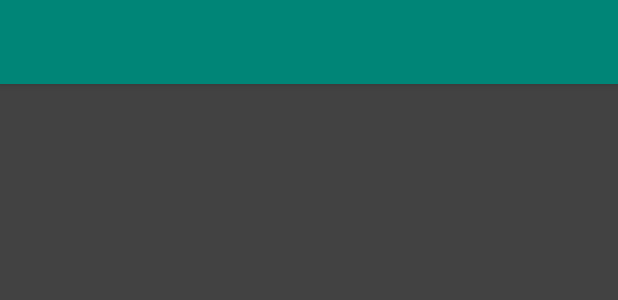
After one commit to juan230500/StudentApp, an Android app: the layout app_bar_main.xml on its own in the app's theme, with its tools: preview values and no code run, on a phone screen of 412 x 824 dp. The commit adds this screen. Shown: the top 300 px of the screen. Run offline under Robolectric (Android 15) with nearby library versions, the phone set to English and light mode, and no system bars.

Commit message:
Se define la forma inicial de la StudentApp

```diff
--- a/app/build.gradle
+++ b/app/build.gradle
@@ -22,6 +22,8 @@ dependencies {
     implementation fileTree(dir: 'libs', include: ['*.jar'])
     implementation 'com.android.support:appcompat-v7:28.0.0'
     implementation 'com.android.support.constraint:constraint-layout:1.1.3'
+    implementation 'com.android.support:support-v4:28.0.0'
+    implementation 'com.android.support:design:28.0.0'
     testImplementation 'junit:junit:4.12'
     androidTestImplementation 'com.android.support.test:runner:1.0.2'
     androidTestImplementation 'com.android.support.test.espresso:espresso-core:3.0.2'
--- a/app/src/main/AndroidManifest.xml
+++ b/app/src/main/AndroidManifest.xml
@@ -9,7 +9,10 @@
         android:roundIcon="@mipmap/ic_launcher_round"
         android:supportsRtl="true"
         android:theme="@style/AppTheme">
-        <activity android:name=".MainActivity">
+        <activity
+            android:name=".MainActivity"
+            android:label="@string/app_name"
+            android:theme="@style/AppTheme.NoActionBar">
             <intent-filter>
                 <action android:name="android.intent.action.MAIN" />
 
--- /dev/null
+++ b/app/src/main/res/layout/app_bar_main.xml
@@ -0,0 +1,27 @@
+<?xml version="1.0" encoding="utf-8"?>
+<android.support.design.widget.CoordinatorLayout xmlns:android="http://schemas.android.com/apk/res/android"
+    xmlns:app="http://schemas.android.com/apk/res-auto"
+    xmlns:tools="http://schemas.android.com/tools"
+    android:layout_width="match_parent"
+    android:layout_height="match_parent"
+    tools:context=".MainActivity">
+
+    <android.support.design.widget.AppBarLayout
+        android:layout_width="match_parent"
+        android:layout_height="wrap_content"
+        android:theme="@style/AppTheme.AppBarOverlay">
+
+        <android.support.v7.widget.Toolbar
+            android:id="@+id/toolbar"
+            android:layout_width="match_parent"
+            android:layout_height="?attr/actionBarSize"
+            android:background="?attr/colorPrimary"
+            app:popupTheme="@style/AppTheme.PopupOverlay" />
+
+    </android.support.design.widget.AppBarLayout>
+
+    <include
+        layout="@layout/content_main"
+        />
+
+</android.support.design.widget.CoordinatorLayout>
--- /dev/null
+++ b/app/src/main/res/layout/content_main.xml
@@ -0,0 +1,12 @@
+<?xml version="1.0" encoding="utf-8"?>
+<android.support.constraint.ConstraintLayout xmlns:android="http://schemas.android.com/apk/res/android"
+    xmlns:app="http://schemas.android.com/apk/res-auto"
+    xmlns:tools="http://schemas.android.com/tools"
+    android:layout_width="match_parent"
+    android:layout_height="match_parent"
+    android:background="#424242"
+    app:layout_behavior="@string/appbar_scrolling_view_behavior"
+    tools:context=".MainActivity"
+    tools:showIn="@layout/app_bar_main">
+
+</android.support.constraint.ConstraintLayout>
--- /dev/null
+++ b/app/src/main/res/values-v21/styles.xml
@@ -0,0 +1,8 @@
+<resources>
+
+    <style name="AppTheme.NoActionBar">
+        <item name="windowActionBar">false</item>
+        <item name="windowNoTitle">true</item>
+        <item name="android:statusBarColor">@android:color/transparent</item>
+    </style>
+</resources>
--- a/app/src/main/res/values/styles.xml
+++ b/app/src/main/res/values/styles.xml
@@ -8,4 +8,13 @@
         <item name="colorAccent">@color/colorAccent</item>
     </style>
 
+    <style name="AppTheme.NoActionBar">
+        <item name="windowActionBar">false</item>
+        <item name="windowNoTitle">true</item>
+    </style>
+
+    <style name="AppTheme.AppBarOverlay" parent="ThemeOverlay.AppCompat.Dark.ActionBar" />
+
+    <style name="AppTheme.PopupOverlay" parent="ThemeOverlay.AppCompat.Light" />
+
 </resources>
```
Also changed, not shown: app/src/main/java/com/example/juan/studentapp/MainActivity.java (+82 -2 lines), app/src/main/res/drawable/ic_menu_camera.xml (added, +12 -0 lines), app/src/main/res/drawable/ic_menu_gallery.xml (added, +9 -0 lines), app/src/main/res/drawable/ic_menu_manage.xml (added, +9 -0 lines), app/src/main/res/drawable/ic_menu_send.xml (added, +9 -0 lines), app/src/main/res/drawable/ic_menu_share.xml (added, +9 -0 lines), app/src/main/res/drawable/ic_menu_slideshow.xml (added, +9 -0 lines), app/src/main/res/drawable/side_nav_bar.xml (added, +9 -0 lines), app/src/main/res/layout/activity_main.xml (+23 -13 lines), app/src/main/res/layout/nav_header_main.xml (added, +36 -0 lines), app/src/main/res/menu/activity_main_drawer.xml (added, +38 -0 lines), app/src/main/res/menu/main.xml (added, +9 -0 lines), app/src/main/res/values/dimens.xml (added, +8 -0 lines), app/src/main/res/values/strings.xml (+8 -1 lines).
